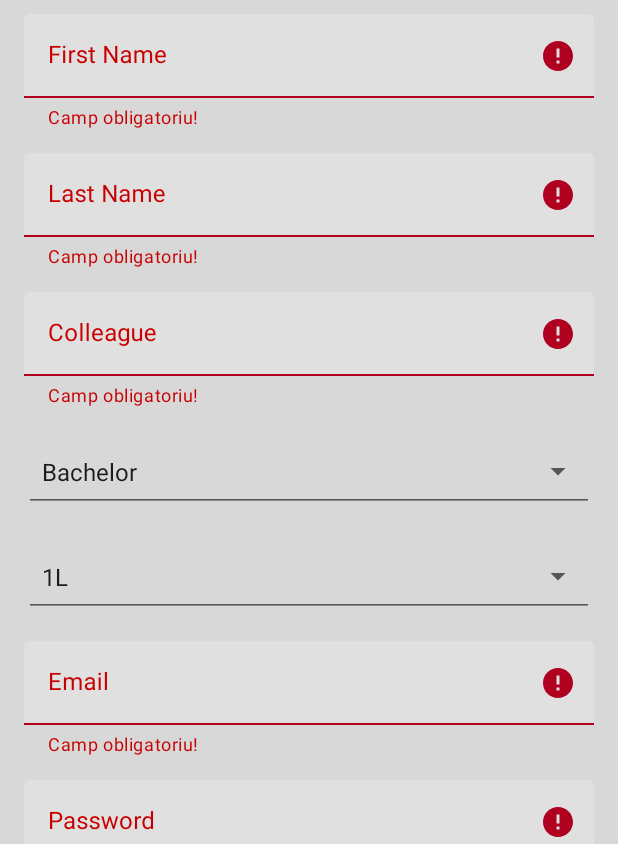
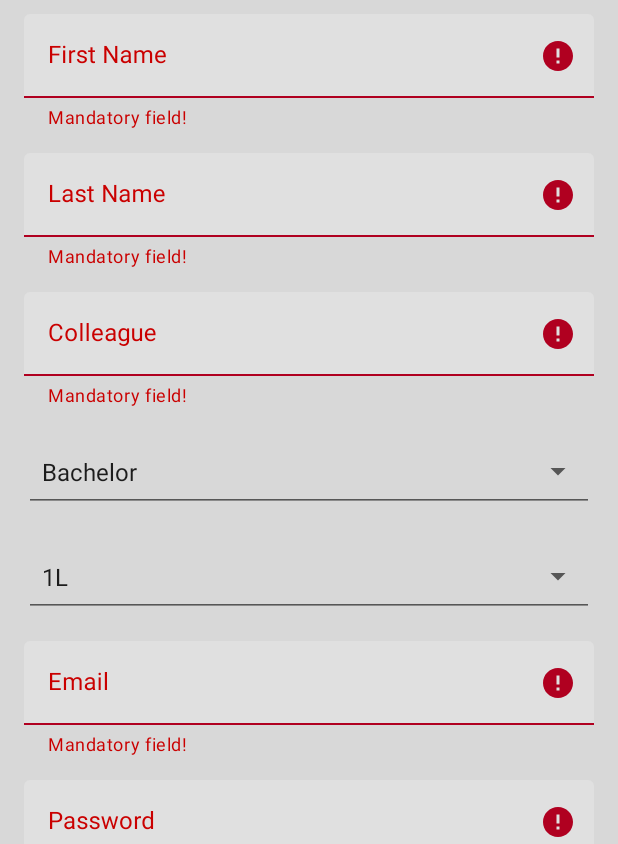
Before and after one commit to mikmiki27/gestiunea-cererilor, an Android app: the RegistrationActivity screen opened directly, with no data from a screen before it, after a tap on "SIGN UP", on a phone screen of 412 x 824 dp. Shown: the part 379-1223 px from the top of the screen. Run offline under Robolectric (Android 15) with nearby library versions, the light colour scheme and no system bars; our stand-ins replace Firebase (no records; nobody signed in at launch, a user with empty details on screens opened directly), RxJava; network calls fail.

Commit message:
translate 100% to romanian

```diff
--- a/app/src/main/java/com/example/gestiuneacererilor/ui/cereri/CereriFragment.kt
+++ b/app/src/main/java/com/example/gestiuneacererilor/ui/cereri/CereriFragment.kt
@@ -79,7 +79,7 @@ class CereriFragment : BaseFragment<CereriMvp.Presenter>(),
 
         when (determineCurrentTypeUser(getCurrentUserEmail(requireContext()))) {
             Constants.UserType.STUDENT -> {
-              //  presenter.getAllCerereForStudent()
+                presenter.getStudentByEmail(getCurrentUserEmail(requireContext()))
                 setViewsVisibilityForStudent()
 
                 setViewPager()
--- a/app/src/main/java/com/example/gestiuneacererilor/ui/cereri/CereriMvp.kt
+++ b/app/src/main/java/com/example/gestiuneacererilor/ui/cereri/CereriMvp.kt
@@ -20,7 +20,7 @@ interface CereriMvp {
 
     interface Presenter : BaseMvp.Presenter {
         fun getAllCerereForProfesor(activity: Activity)
-       // fun getAllCerereForStudent()
+        fun getStudentByEmail(email: String)
         fun updateCerereToAccepted(cerereSelectata: Cerere)
         fun updateCerereToRespins(cerereSelectata: Cerere)
     }
--- a/app/src/main/java/com/example/gestiuneacererilor/ui/cereri/cereriStudent/CereriStudentFragment.kt
+++ b/app/src/main/java/com/example/gestiuneacererilor/ui/cereri/cereriStudent/CereriStudentFragment.kt
@@ -76,7 +76,7 @@ class CereriStudentFragment() : BaseFragment<CereriStudentMvp.Presenter>(),
                 raspuns = cerereVeche.raspuns
             )
             presenter.anulareCerere(cerereNoua)
-            Toast.makeText(context, "Cancel successful", Toast.LENGTH_SHORT).show()
+            Toast.makeText(context, getString(R.string.cancel_successful), Toast.LENGTH_SHORT).show()
         }
         setupRecyclerView()
     }
--- a/app/src/main/java/com/example/gestiuneacererilor/ui/onboarding/registration/RegistrationActivity.kt
+++ b/app/src/main/java/com/example/gestiuneacererilor/ui/onboarding/registration/RegistrationActivity.kt
@@ -55,7 +55,7 @@ class RegistrationActivity : BaseActivity<RegistrationMvp.Presenter>(), Registra
                         an_layout.visibility = View.VISIBLE
                         if (email_layout.isErrorEnabled) {
                             email_layout.error =
-                                "Foloseste adresa de email institutionala pentru studenti!!"
+                                getString(R.string.foloseste_pentru_stud)
                         }
                     }
                     1L -> {//professor //hide all student's views
@@ -63,7 +63,7 @@ class RegistrationActivity : BaseActivity<RegistrationMvp.Presenter>(), Registra
                         an_layout.visibility = View.GONE
                         if (email_layout.isErrorEnabled) {
                             email_layout.error =
-                                "Foloseste adresa de email institutionala pentru profesori!!"
+                                getString(R.string.foloseste_email_prof)
                         }
                     }
                 }
@@ -131,25 +131,25 @@ class RegistrationActivity : BaseActivity<RegistrationMvp.Presenter>(), Registra
     private fun validation(): Boolean {
         var i = 0
         if (formular_mentiuni_pentru_prof_text.text.isNullOrEmpty()) {
-            first_name_layout.error = "Camp obligatoriu!"
+            first_name_layout.error = getString(R.string.camp_obligatoriu)
             i++
         } else {
             first_name_layout.error = null
         }
         if (last_name_text.text.isNullOrEmpty()) {
-            last_name_layout.error = "Camp obligatoriu!"
+            last_name_layout.error = getString(R.string.camp_obligatoriu)
             i++
         } else {
             last_name_layout.error = null
         }
         if (facultate_layout.isVisible && facultate_text.text.isNullOrEmpty()) {
-            facultate_layout.error = "Camp obligatoriu!"
+            facultate_layout.error = getString(R.string.camp_obligatoriu)
             i++
         } else {
             facultate_layout.error = null
         }
         if (password_text.text?.length!! < 8) {
-            password_layout.error = "Parola trebuie sa aiba minim 8 caractere"
+            password_layout.error = getString(R.string.password_minimum_limit)
             i++
         } else {
             password_layout.error = null
@@ -159,7 +159,7 @@ class RegistrationActivity : BaseActivity<RegistrationMvp.Presenter>(), Registra
                 if (email_text.text?.contains("@stud.ase.ro")!! && email_text.text!!.length > 12) {
                     email_layout.error = null
                 } else {
-                    email_layout.error = "Foloseste adresa de email institutionala pentru studenti"
+                    email_layout.error = getString(com.example.gestiuneacererilor.R.string.foloseste_pentru_stud)
                     i++
                 }
             }
@@ -167,12 +167,12 @@ class RegistrationActivity : BaseActivity<RegistrationMvp.Presenter>(), Registra
                 if (email_text.text?.contains("ase.ro")!! && email_text.text!!.length > 7) {
                     email_layout.error = null
                 } else {
-                    email_layout.error = "Foloseste adresa de email institutionala pentru profesori"
+                    email_layout.error = getString(com.example.gestiuneacererilor.R.string.foloseste_email_prof)
                     i++
                 }
             }
         } else {
-            email_layout.error = "Camp obligatoriu!"
+            email_layout.error = getString(R.string.camp_obligatoriu)
         }
         return i == 0
     }
--- a/app/src/main/res/layout/fragment_detalii_profesor.xml
+++ b/app/src/main/res/layout/fragment_detalii_profesor.xml
@@ -77,7 +77,7 @@
             android:id="@+id/formular_mentiuni_pentru_prof_text"
             android:layout_width="match_parent"
             android:layout_height="match_parent"
-            android:digits="abcdefghijklmnopqrstuvwxyzăîâșțABCDEFGHIJKLMNOPQRSTUVWXYZ.&#032;-'!?"
+            android:digits="abcdefghijklmnopqrstuvwxyzăîâșțABCDEFGHIJKLMNOPQRSTUVWXYZ.&#032;-'!?1234567890,"
             android:imeOptions="actionNext"
             android:inputType="text"
             android:letterSpacing="0.1"
--- a/app/src/main/res/menu/bottom_navigation_menu.xml
+++ b/app/src/main/res/menu/bottom_navigation_menu.xml
@@ -3,16 +3,16 @@
     <item
         android:id="@+id/menu_cereri"
         android:icon="@drawable/ic_assignment_black_24dp"
-        android:title="Cereri"/>
+        android:title="@string/menu_requests"/>
     <item
         android:id="@+id/menu_echipa"
         android:visible="true"
         android:icon="@drawable/ic_supervisor_account_black_24dp"
-        android:title="Echipa"/>
+        android:title="@string/menu_team"/>
     <item
         android:id="@+id/menu_sedinte"
         android:icon="@drawable/ic_access_time_black_24dp"
-        android:title="Sedinte"/>
+        android:title="@string/menu_meetings"/>
     <item
         android:id="@+id/menu_profile"
         android:icon="@drawable/ic_account_box_black_24dp"
```
Also changed, not shown: app/src/main/java/com/example/gestiuneacererilor/ui/cereri/CereriPresenter.kt (+35 -5 lines), app/src/main/java/com/example/gestiuneacererilor/ui/cereri/listaprofesori/ListaProfesoriFragment.kt (+4 -3 lines), app/src/main/java/com/example/gestiuneacererilor/ui/profile/ProfilePresenter.kt (+6 -5 lines), app/src/main/res/values/strings.xml (+15 -8 lines), 1 other file.
